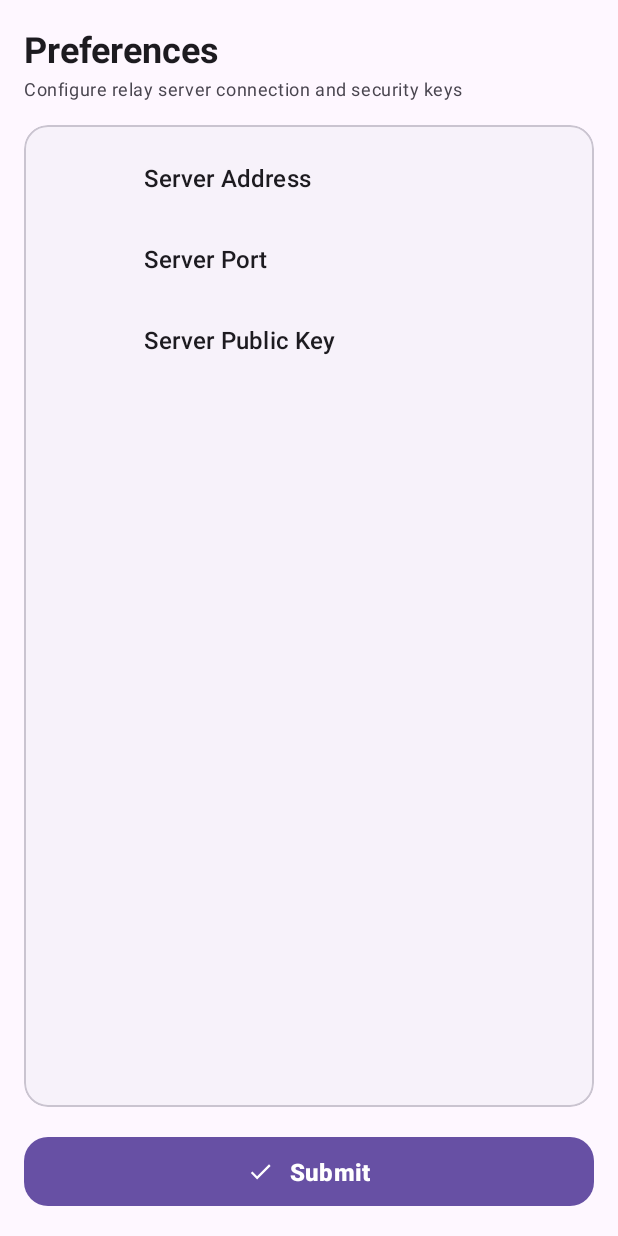
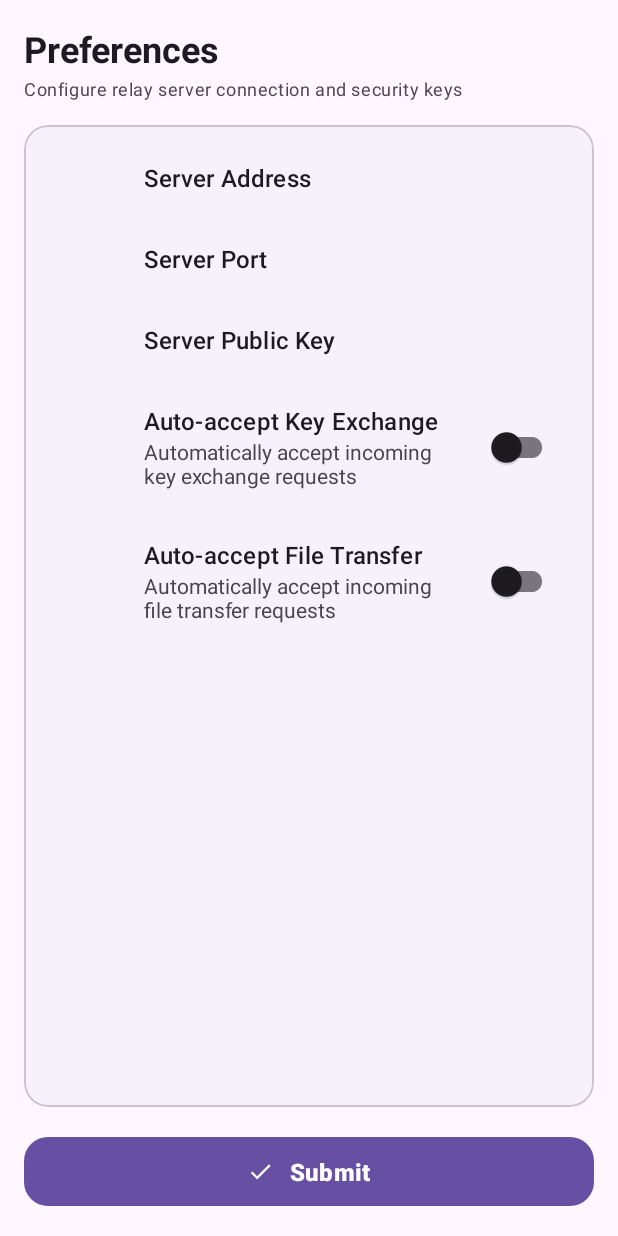
Before and after one commit to SODT-Project/SODT-Mobile, an Android app: the PreferencesActivity screen opened directly, with no data from a screen before it, on a phone screen of 412 x 824 dp. Run offline under Robolectric (Android 15) with nearby library versions, the phone set to English and light mode, and no system bars; our stand-ins replace androidx.preference.

Commit message:
wip ask permission, preferences.xml

```diff
--- a/app/src/main/java/de/host/sodtmobile/activities/PreferencesActivity.kt
+++ b/app/src/main/java/de/host/sodtmobile/activities/PreferencesActivity.kt
@@ -38,9 +38,9 @@ class PreferencesActivity : AppCompatActivity() {
 
     private fun validateInput() : Boolean {
         val manager = PreferenceManager.getDefaultSharedPreferences(this).all
-        // check if any of the preferences are empty or null
+        // check if any of the preferences are empty or null (ignoring boolean switches)
         for ((key, value) in manager) {
-            if (value == null || value.toString().isEmpty()) {
+            if (value !is Boolean && (value == null || value.toString().isEmpty())) {
                 Toast.makeText(this, "Preference $key cannot be empty", Toast.LENGTH_SHORT).show()
                 return false
             }
--- a/app/src/main/res/values/strings.xml
+++ b/app/src/main/res/values/strings.xml
@@ -7,6 +7,10 @@
     <string name="preference_server_ip">Server Address</string>
     <string name="preference_server_port">Server Port</string>
     <string name="preference_server_public_key">Server Public Key</string>
+    <string name="preference_auto_accept_key_exchange">Auto-accept Key Exchange</string>
+    <string name="preference_auto_accept_key_exchange_summary">Automatically accept incoming key exchange requests</string>
+    <string name="preference_auto_accept_transfer">Auto-accept File Transfer</string>
+    <string name="preference_auto_accept_transfer_summary">Automatically accept incoming file transfer requests</string>
     <string name="submit_button">Submit</string>
     <string name="preferences_subtitle">Configure relay server connection and security keys</string>
     <!-- string values for main activity -->
--- a/app/src/main/res/xml/preferences.xml
+++ b/app/src/main/res/xml/preferences.xml
@@ -19,4 +19,14 @@
         android:selectAllOnFocus="true"
         android:singleLine="false"
         android:title="@string/preference_server_public_key" />
+    <SwitchPreferenceCompat
+        android:defaultValue="false"
+        android:key="preference_auto_accept_key_exchange"
+        android:summary="@string/preference_auto_accept_key_exchange_summary"
+        android:title="@string/preference_auto_accept_key_exchange" />
+    <SwitchPreferenceCompat
+        android:defaultValue="false"
+        android:key="preference_auto_accept_transfer"
+        android:summary="@string/preference_auto_accept_transfer_summary"
+        android:title="@string/preference_auto_accept_transfer" />
 </PreferenceScreen>
```
Also changed, not shown: app/src/main/java/de/host/sodtmobile/utils/SodtClientUiWrapper.kt (+27 -0 lines), 1 other file.
